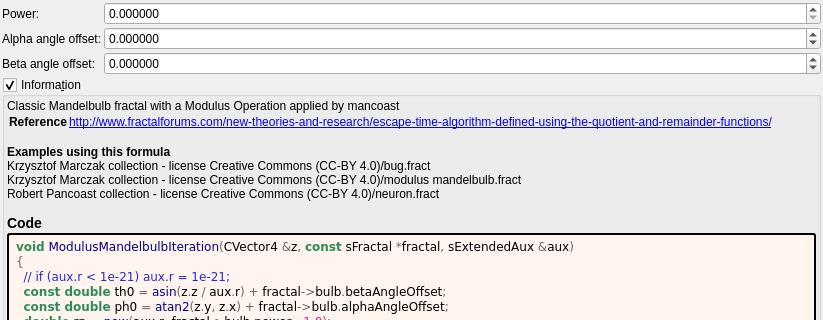
Old version of the form mandelbulber2/formula/ui/modulus_mandelbulb.ui in the repository buddhi1980/mandelbulber2; both pictures show x 0 to 823 and y 0 to 320 of the 823 by 545 pixel window.
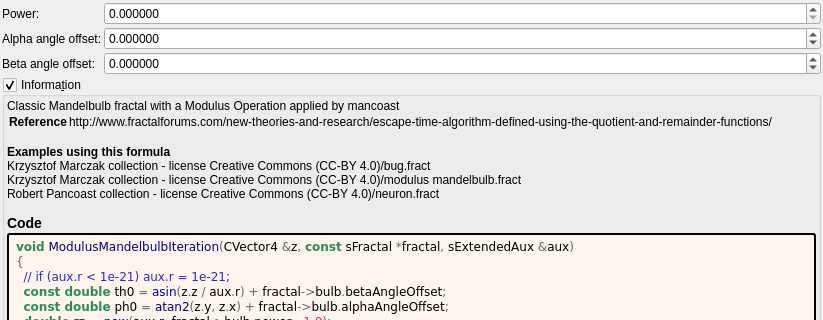
New version of the form. Custom widgets are drawn as their Qt base class.

Commit message:
docs: show fractalforums.com formula references as text
fractalforums.com is only partly online; fractalforums.org keeps a read-only
copy and the active forum. The formula information boxes now show
fractalforums.com references (and the wrapped lines that continue them) as
plain text. The links that remain are closed with </a>, which the generator
never wrote. The formula/ui files are regenerated with
tools/populate_ui_information.py.

```diff
--- a/mandelbulber2/formula/ui/modulus_mandelbulb.ui
+++ b/mandelbulber2/formula/ui/modulus_mandelbulb.ui
@@ -172,7 +172,7 @@
        <widget class="QLabel" name="label_information_general">
         <property name="text">
          <string notr="true">&lt;p&gt;Classic Mandelbulb fractal with a Modulus Operation applied by mancoast&lt;/p&gt;&lt;table&gt;
-&lt;tr&gt;&lt;th&gt;Reference&lt;/th&gt;&lt;td&gt;&lt;a href=&quot;http://www.fractalforums.com/new-theories-and-research/escape-time-algorithm-defined-using-the-quotient-and-remainder-functions/&quot;&gt;http://www.fractalforums.com/new-theories-and-research/escape-time-algorithm-defined-using-the-quotient-and-remainder-functions/&lt;br&gt;
+&lt;tr&gt;&lt;th&gt;Reference&lt;/th&gt;&lt;td&gt;http://www.fractalforums.com/new-theories-and-research/escape-time-algorithm-defined-using-the-quotient-and-remainder-functions/&lt;br&gt;
 &lt;/td&gt;&lt;/tr&gt;
 &lt;/table&gt;
 &lt;br&gt;&lt;b&gt;Examples using this formula&lt;/b&gt;&lt;br&gt;Krzysztof Marczak collection - license Creative Commons (CC-BY 4.0)/bug.fract&lt;br&gt;Krzysztof Marczak collection - license Creative Commons (CC-BY 4.0)/modulus mandelbulb.fract&lt;br&gt;Robert Pancoast collection - license Creative Commons (CC-BY 4.0)/neuron.fract&lt;h3&gt;Code&lt;/h3&gt;</string>
```
The commit also changes 202 other files.
